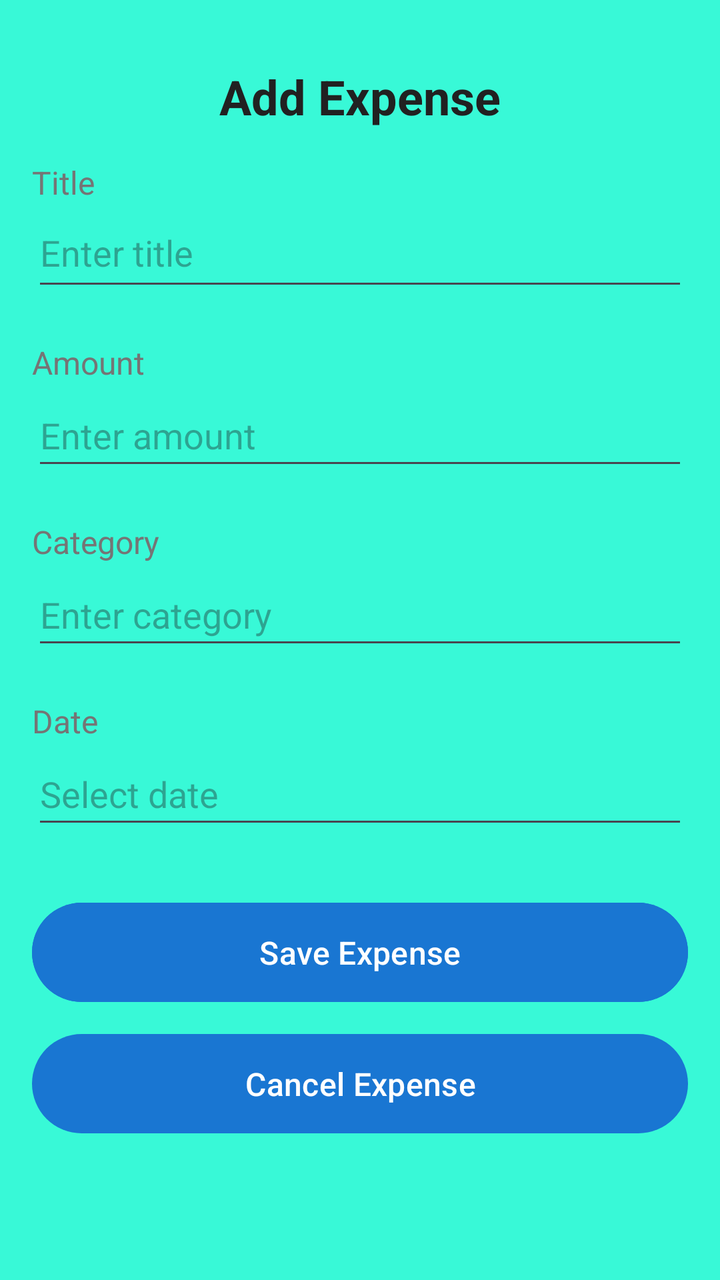
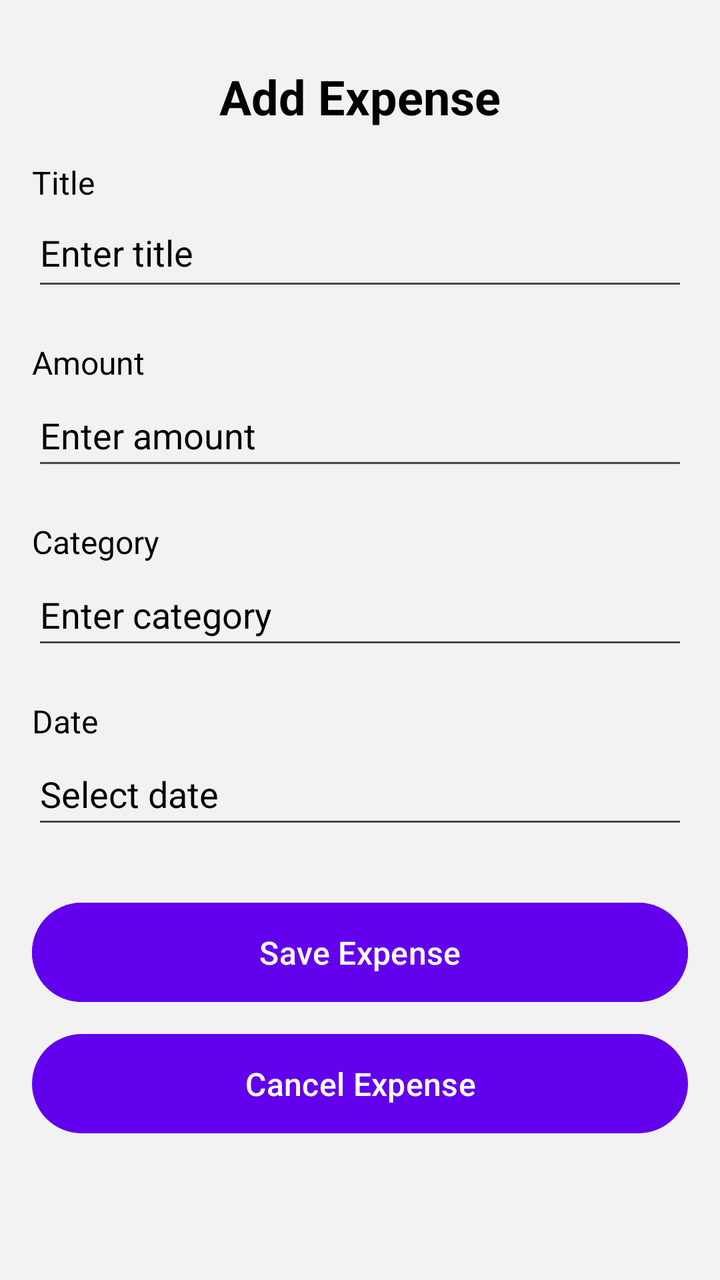

Two renders of the same Android screen: before a commit and after it. Below are the layout's source before the change and the commit's diff.
<!-- AndroidManifest.xml: application theme Theme.ExpenseTrackerClean -->
<!-- res/layout/fragment_addexpense.xml -->
<?xml version="1.0" encoding="utf-8"?>
<ScrollView
    xmlns:android="http://schemas.android.com/apk/res/android"
    xmlns:app="http://schemas.android.com/apk/res-auto"
    xmlns:tools="http://schemas.android.com/tools"
    android:layout_width="match_parent"
    android:layout_height="match_parent"
    tools:theme="@style/Theme.Material3.DayNight.NoActionBar"
    tools:context="com.example.expensetrackerclean.ui.addexpense.AddExpenseFragment"
    tools:layout="@layout/fragment_addexpense"
    android:background="@color/backgroundColor">

<LinearLayout
    android:layout_width="match_parent"
    android:layout_height="wrap_content"
    android:orientation="vertical"
    android:padding="16dp">

    
<TextView
    android:id="@+id/tvHeader"
    android:layout_width="wrap_content"
    android:layout_height="wrap_content"
    android:text="@string/add_expense"
    android:textSize="24sp"
    android:textColor="@color/textPrimary"
    android:textStyle="bold"
    android:layout_gravity="center_horizontal"
    android:layout_marginTop="16dp"
    android:layout_marginBottom="16dp"/>

    
<TextView
    android:layout_width="wrap_content"
    android:layout_height="wrap_content"
    android:text="@string/expense_title"
    android:textSize="16sp"
    android:textColor="@color/textSecondary"/>

<EditText
    android:id="@+id/editTitle"
    android:layout_width="match_parent"
    android:layout_height="wrap_content"
    android:hint="@string/enter_expense_title"
    android:inputType="text"
    android:autofillHints="name"
    android:minHeight="48dp"
    android:layout_marginBottom="12dp"
    android:paddingVertical="12dp"/>

    
<TextView
    android:id="@+id/tvErrorTitle"
    android:layout_width="match_parent"
    android:layout_height="wrap_content"
    android:textColor="@android:color/holo_red_dark"
    android:textSize="14sp"
    android:visibility="gone"/>

    
<TextView
    android:layout_width="wrap_content"
    android:layout_height="wrap_content"
    android:text="@string/amount"
    android:textSize="16sp"
    android:layout_marginTop="8dp"
    android:textColor="@color/textSecondary"/>

<EditText
    android:id="@+id/editAmount"
    android:layout_width="match_parent"
    android:layout_height="wrap_content"
    android:hint="@string/enter_amount"
    android:inputType="numberDecimal"
    android:minHeight="48dp"
    android:autofillHints="creditCardNumber"
    android:layout_marginBottom="12dp"/>

<TextView
    android:id="@+id/tvErrorAmount"
    android:layout_width="match_parent"
    android:layout_height="wrap_content"
    android:textColor="@android:color/holo_red_dark"
    android:textSize="14sp"
    android:visibility="gone"/>

    
<TextView
    android:layout_width="wrap_content"
    android:layout_height="wrap_content"
    android:text="@string/category"
    android:textSize="16sp"
    android:textColor="@color/textSecondary"
    android:layout_marginTop="8dp"/>

<EditText
    android:id="@+id/editCategory"
    android:layout_width="match_parent"
    android:layout_height="wrap_content"
    android:hint="@string/enter_category"
    android:inputType="text"
    android:minHeight="48dp"
    android:autofillHints="name"
    android:layout_marginBottom="12dp"/>

<TextView
    android:id="@+id/tvErrorCategory"
    android:layout_width="match_parent"
    android:layout_height="wrap_content"
    android:textColor="@android:color/holo_red_dark"
    android:textSize="14sp"
    android:visibility="gone"/>

    
<TextView
    android:layout_width="wrap_content"
    android:layout_height="wrap_content"
    android:text="@string/date_date"
    android:textSize="16sp"
    android:textColor="@color/textSecondary"
    android:layout_marginTop="8dp"/>

<EditText
    android:id="@+id/editDate"
    android:layout_width="match_parent"
    android:layout_height="wrap_content"
    android:hint="@string/date"
    android:inputType="date"
    android:focusable="false"
    android:clickable="true"
    android:minHeight="48dp"
    android:autofillHints="postalAddress"
    android:layout_marginBottom="12dp"
    tools:ignore="ClickableViewAccessibility"/>

<TextView
    android:id="@+id/tvErrorDate"
    android:layout_width="match_parent"
    android:layout_height="wrap_content"
    android:textColor="@android:color/holo_red_dark"
    android:textSize="14sp"
    android:visibility="gone"/>

    
<com.google.android.material.button.MaterialButton
    android:id="@+id/btnSaveExpense"
    android:layout_width="match_parent"
    android:layout_height="wrap_content"
    android:text="@string/save_expense"
    android:textSize="16sp"
    android:textColor="@color/cardColor"
    android:backgroundTint="@color/primaryColor"
    android:layout_marginTop="16dp"
    android:padding="14dp"/>


    
<com.google.android.material.button.MaterialButton
    android:id="@+id/btnCancelExpense"
    android:layout_width="match_parent"
    android:layout_height="wrap_content"
    android:text="@string/cancel"
    android:textSize="16sp"
    android:textColor="@android:color/white"
    app:backgroundTint="@color/primaryColor"
    android:layout_marginTop="8dp"
    android:padding="14dp"/>


</LinearLayout>
</ScrollView>
<!-- resources referenced by this layout -->
<resources>
  <color name="backgroundColor">#38F9D7</color>
  <color name="cardColor">#FFFFFF</color>
  <color name="primaryColor">#1976D2</color>
  <color name="textPrimary">#212121</color>
  <color name="textSecondary">#757575</color>
  <string name="add_expense">Add Expense</string>
  <string name="amount">Amount</string>
  <string name="cancel">Cancel Expense</string>
  <string name="category">Category</string>
  <string name="date">Select date</string>
  <string name="date_date">Date</string>
  <string name="enter_amount">Enter amount</string>
  <string name="enter_category">Enter category</string>
  <string name="enter_expense_title">Enter title</string>
  <string name="expense_title">Title</string>
  <string name="save_expense">Save Expense </string>
  <style name="Theme.ExpenseTrackerClean" parent="Theme.Material3.DayNight.NoActionBar">
  
          
          <item name="colorPrimary">@color/primaryColor</item>
          <item name="colorPrimaryVariant">@color/primaryDark</item>
          <item name="colorOnPrimary">@color/cardColor</item>
  
      </style>
  <color name="primaryDark">#0D47A1</color>
</resources>

<!-- the commit's change to res/layout/fragment_addexpense.xml (unified diff, before → after) -->
@@ -6,9 +6,9 @@
     android:layout_width="match_parent"
     android:layout_height="match_parent"
     tools:theme="@style/Theme.Material3.DayNight.NoActionBar"
-    tools:context="com.example.expensetrackerclean.ui.addexpense.AddExpenseFragment"
+    tools:context="com.kate.expensetrackerclean.ui.addexpense.AddExpenseFragment"
     tools:layout="@layout/fragment_addexpense"
-    android:background="@color/backgroundColor">
+    android:background="?attr/colorSurface">
 
 <LinearLayout
     android:layout_width="match_parent"
@@ -23,7 +23,7 @@
     android:layout_height="wrap_content"
     android:text="@string/add_expense"
     android:textSize="24sp"
-    android:textColor="@color/textPrimary"
+    android:textColor="?attr/colorOnSurface"
     android:textStyle="bold"
     android:layout_gravity="center_horizontal"
     android:layout_marginTop="16dp"
@@ -35,13 +35,15 @@
     android:layout_height="wrap_content"
     android:text="@string/expense_title"
     android:textSize="16sp"
-    android:textColor="@color/textSecondary"/>
+    android:textColor="?attr/colorOnSurface"/>
 
 <EditText
     android:id="@+id/editTitle"
     android:layout_width="match_parent"
     android:layout_height="wrap_content"
     android:hint="@string/enter_expense_title"
+    android:textColor="?attr/colorOnSurface"
+    android:textColorHint="?attr/colorOnSurface"
     android:inputType="text"
     android:autofillHints="name"
     android:minHeight="48dp"
@@ -53,7 +55,7 @@
     android:id="@+id/tvErrorTitle"
     android:layout_width="match_parent"
     android:layout_height="wrap_content"
-    android:textColor="@android:color/holo_red_dark"
+    android:textColor="@android:color/holo_red_light"
     android:textSize="14sp"
     android:visibility="gone"/>
 
@@ -64,13 +66,15 @@
     android:text="@string/amount"
     android:textSize="16sp"
     android:layout_marginTop="8dp"
-    android:textColor="@color/textSecondary"/>
+    android:textColor="?attr/colorOnSurface"/>
 
 <EditText
     android:id="@+id/editAmount"
     android:layout_width="match_parent"
     android:layout_height="wrap_content"
     android:hint="@string/enter_amount"
+    android:textColor="?attr/colorOnSurface"
+    android:textColorHint="?attr/colorOnSurface"
     android:inputType="numberDecimal"
     android:minHeight="48dp"
     android:autofillHints="creditCardNumber"
@@ -80,7 +84,7 @@
     android:id="@+id/tvErrorAmount"
     android:layout_width="match_parent"
     android:layout_height="wrap_content"
-    android:textColor="@android:color/holo_red_dark"
+    android:textColor="@android:color/holo_red_light"
     android:textSize="14sp"
     android:visibility="gone"/>
 
@@ -90,7 +94,7 @@
     android:layout_height="wrap_content"
     android:text="@string/category"
     android:textSize="16sp"
-    android:textColor="@color/textSecondary"
+    android:textColor="?attr/colorOnSurface"
     android:layout_marginTop="8dp"/>
 
 <EditText
@@ -99,6 +103,8 @@
     android:layout_height="wrap_content"
     android:hint="@string/enter_category"
     android:inputType="text"
+    android:textColor="?attr/colorOnSurface"
+    android:textColorHint="?attr/colorOnSurface"
     android:minHeight="48dp"
     android:autofillHints="name"
     android:layout_marginBottom="12dp"/>
@@ -117,7 +123,7 @@
     android:layout_height="wrap_content"
     android:text="@string/date_date"
     android:textSize="16sp"
-    android:textColor="@color/textSecondary"
+    android:textColor="?attr/colorOnSurface"
     android:layout_marginTop="8dp"/>
 
 <EditText
@@ -126,6 +132,8 @@
     android:layout_height="wrap_content"
     android:hint="@string/date"
     android:inputType="date"
+    android:textColor="?attr/colorOnSurface"
+    android:textColorHint="?attr/colorOnSurface"
     android:focusable="false"
     android:clickable="true"
     android:minHeight="48dp"
@@ -148,8 +156,9 @@
     android:layout_height="wrap_content"
     android:text="@string/save_expense"
     android:textSize="16sp"
-    android:textColor="@color/cardColor"
-    android:backgroundTint="@color/primaryColor"
+    style="@style/Widget.Material3.Button"
+    android:textColor="?attr/colorOnPrimary"
+    android:backgroundTint="?attr/colorPrimary"
     android:layout_marginTop="16dp"
     android:padding="14dp"/>
 
@@ -161,8 +170,9 @@
     android:layout_height="wrap_content"
     android:text="@string/cancel"
     android:textSize="16sp"
-    android:textColor="@android:color/white"
-    app:backgroundTint="@color/primaryColor"
+    style="@style/Widget.Material3.Button"
+    android:textColor="?attr/colorOnPrimary"
+    app:backgroundTint="?attr/colorPrimary"
     android:layout_marginTop="8dp"
     android:padding="14dp"/>
 
<!-- resource entries referenced after the edit -->
@@ -1,10 +1,7 @@
 <!-- resources referenced by this layout -->
 <resources>
-  <color name="backgroundColor">#38F9D7</color>
-  <color name="cardColor">#FFFFFF</color>
-  <color name="primaryColor">#1976D2</color>
-  <color name="textPrimary">#212121</color>
-  <color name="textSecondary">#757575</color>
+  <color name="primaryColor">#6200EE</color>
+  <color name="onPrimaryColor">#FFFFFF</color>
   <string name="add_expense">Add Expense</string>
   <string name="amount">Amount</string>
   <string name="cancel">Cancel Expense</string>
@@ -19,11 +16,15 @@
   <style name="Theme.ExpenseTrackerClean" parent="Theme.Material3.DayNight.NoActionBar">
   
           
+          <item name="colorSurface">@color/surface</item>
+          <item name="colorOnBackground">@color/on_background</item>
+          <item name="colorOnSurface">@color/on_surface</item>
           <item name="colorPrimary">@color/primaryColor</item>
-          <item name="colorPrimaryVariant">@color/primaryDark</item>
-          <item name="colorOnPrimary">@color/cardColor</item>
+          <item name="colorOnPrimary">@color/onPrimaryColor</item>
   
       </style>
-  <color name="primaryDark">#0D47A1</color>
+  <color name="surface">#F2F2F2</color>
+  <color name="on_background">#000000</color>
+  <color name="on_surface">#000000</color>
 </resources>
 
